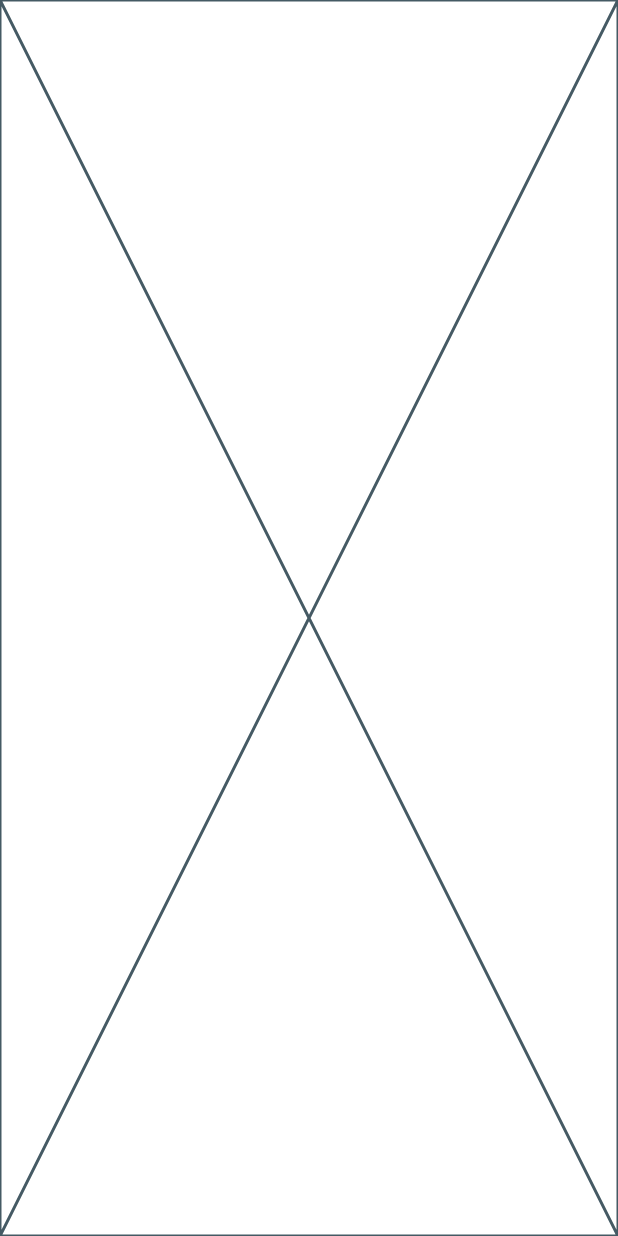
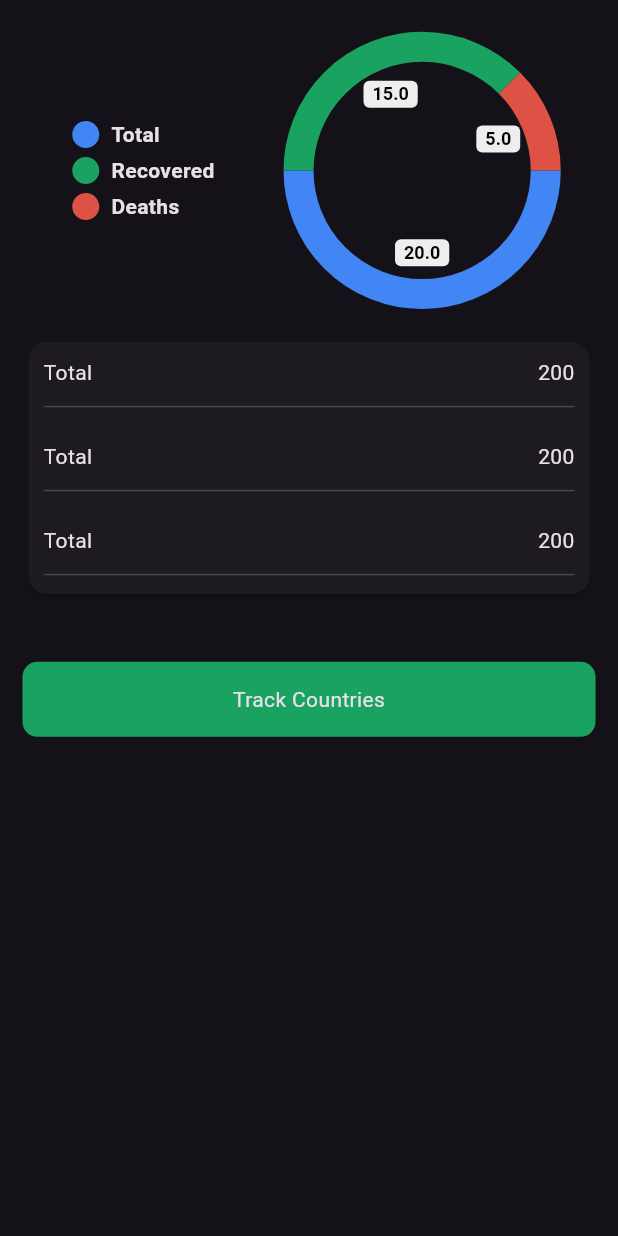
Before and after one commit to mridula-narang/covid_19_tracker, a Flutter app: the screen it shows after launch, on a phone screen of 412 x 824 dp. Run offline on Flutter 3.47's test engine with Material 3 defaults, Android fonts, the phone set to English and light mode, and no system bars; drawn by our look-alikes of pie_chart.

Commit message:
developed gui for world stats

```diff
--- a/lib/view/world_states.dart
+++ b/lib/view/world_states.dart
@@ -1,4 +1,5 @@
 import 'package:flutter/material.dart';
+import 'package:pie_chart/pie_chart.dart';
 
 class WorldStatsScreen extends StatefulWidget {
   const WorldStatsScreen({super.key});
@@ -7,9 +8,99 @@ class WorldStatsScreen extends StatefulWidget {
   State<WorldStatsScreen> createState() => _WorldStatsScreenState();
 }
 
-class _WorldStatsScreenState extends State<WorldStatsScreen> {
+class _WorldStatsScreenState extends State<WorldStatsScreen>
+    with TickerProviderStateMixin {
+  late final AnimationController _controller =
+      AnimationController(duration: const Duration(seconds: 3), vsync: this)
+        ..repeat();
+  @override
+  void dispose() {
+    super.dispose();
+    _controller.dispose();
+  }
+
+  final colorList = <Color>[
+    Color(0xff4285F4),
+    Color(0xff1aa260),
+    Color(0xffde5246),
+  ];
+
   @override
   Widget build(BuildContext context) {
-    return const Placeholder();
+    return Scaffold(
+      body: SafeArea(
+          child: Padding(
+        padding: const EdgeInsets.all(15.0),
+        child: Column(
+          children: [
+            SizedBox(
+              height: MediaQuery.of(context).size.height * 0.01,
+            ),
+            PieChart(
+              dataMap: {
+                "Total": 20,
+                "Recovered": 15,
+                "Deaths": 5,
+              },
+              chartRadius: MediaQuery.of(context).size.width / 2.5,
+              legendOptions: LegendOptions(legendPosition: LegendPosition.left),
+              animationDuration: Duration(milliseconds: 1200),
+              chartType: ChartType.ring,
+              colorList: colorList,
+            ),
+            Padding(
+              padding: const EdgeInsets.only(top:20),
+              child: Card(
+                child: Column(
+                  children: [
+                    ReusableRow(title: 'Total',value: '200'),
+                    ReusableRow(title: 'Total',value: '200'),
+                    ReusableRow(title: 'Total',value: '200'),
+                  ],
+                ),
+              ),
+            ),
+            SizedBox(
+              height: MediaQuery.of(context).size.height * 0.05,
+            ),
+            Container(
+              height: 50,
+              decoration: BoxDecoration(
+                color: Color(0xff1aa260),
+                borderRadius: BorderRadius.circular(10)
+              ),
+              child: Center(
+                child: Text('Track Countries'),
+              ),
+            ),
+          ],
+        ),
+      )),
+    );
   }
 }
+
+class ReusableRow extends StatelessWidget {
+  String title, value;
+  ReusableRow({Key? key, required this.title, required this.value}) : super(key: key);
+
+  @override
+  Widget build(BuildContext context) {
+    return Padding(
+      padding: const EdgeInsets.fromLTRB(10, 10, 10, 5),
+      child: Column(
+        children: [
+          Row(
+            mainAxisAlignment: MainAxisAlignment.spaceBetween,
+            children: [
+              Text(title),
+              Text(value),
+            ],
+          ),
+          SizedBox(height: 5,),
+          Divider(),
+        ],
+      ),
+    );
+  }
+}
```
